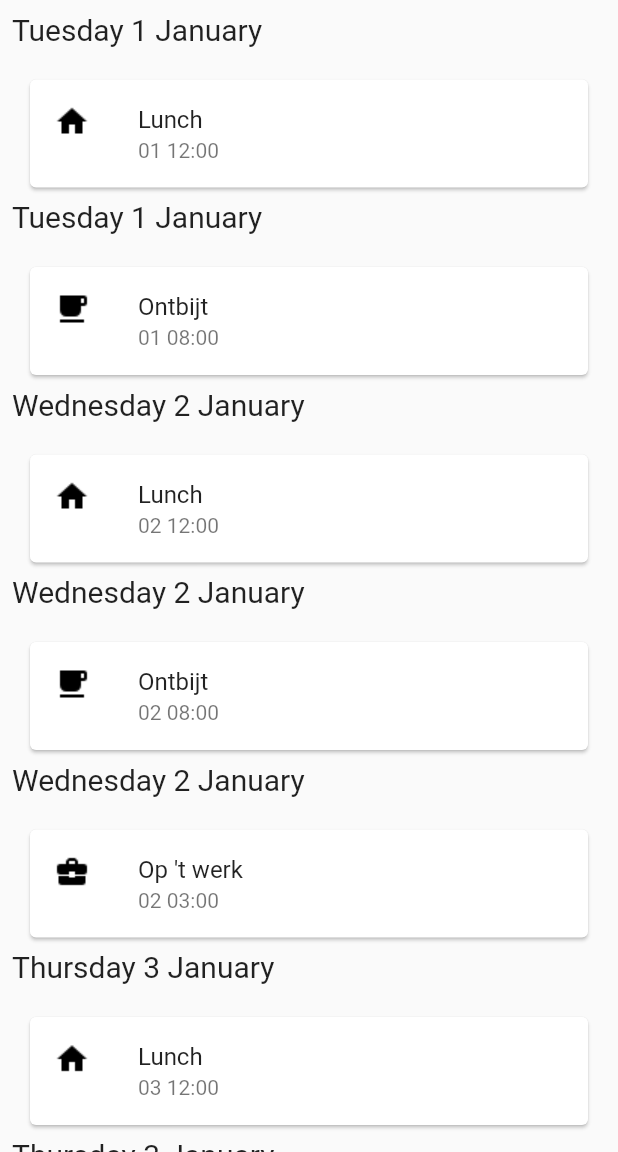
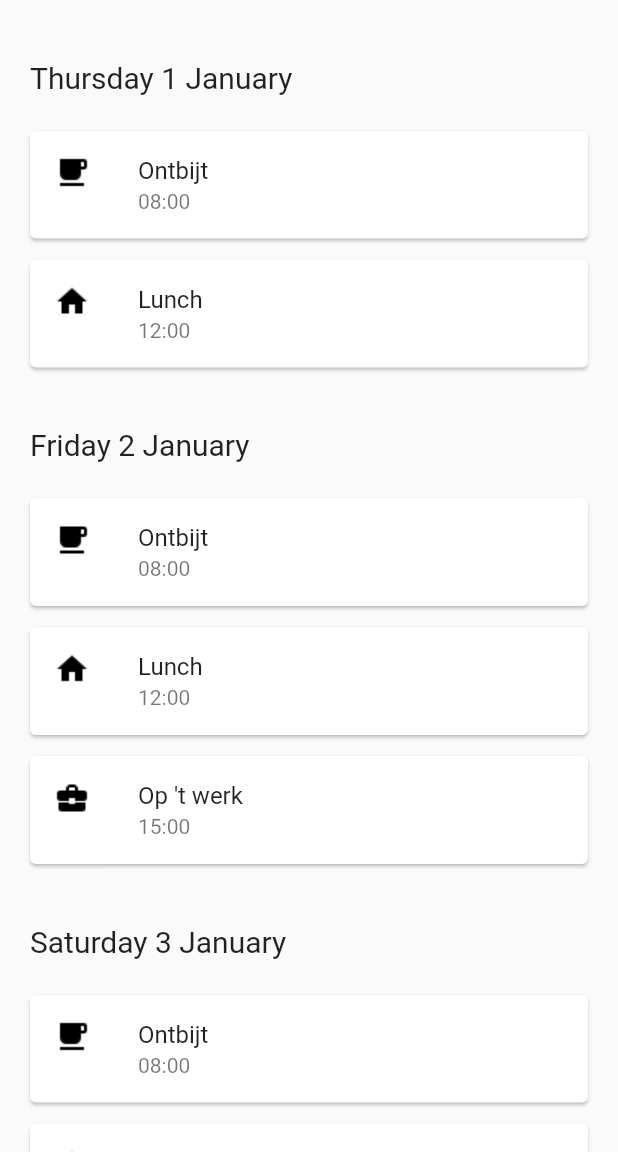
Before and after one commit to RobertAcsinte/medicine_reminder, a Flutter app: the screen it shows after launch, on a phone screen of 412 x 824 dp, the part 84-1236 px from its top. Run offline on Flutter 3.47's test engine with Material 2 defaults, Android fonts, the phone set to English and light mode, and no system bars; drawn by our look-alikes of grouped_list.

Commit message:
Grouping by dates is working | The hours are shown in the 24h format

```diff
--- a/lib/data/MomentApi.dart
+++ b/lib/data/MomentApi.dart
@@ -41,7 +41,7 @@ class Medicine {
 class MomentApi {
 
   static DateTime _formatter(String date){
-    DateTime now = DateFormat("yyy-MM-dd hh:mm").parse(date);
+    DateTime now = DateFormat("yyy-MM-dd HH:mm").parse(date);
     return now;
   }
 
--- a/lib/screens/moment_list/moment_list.dart
+++ b/lib/screens/moment_list/moment_list.dart
@@ -4,7 +4,6 @@ import 'package:intl/intl.dart';
 
 import '../../data/MomentApi.dart';
 import 'moment_tile.dart';
-
 
 class MomentList extends StatefulWidget {
   const MomentList({Key? key}) : super(key: key);
@@ -19,7 +18,6 @@ class _MomentListState extends State<MomentList> {
 
     final list = MomentApi.getMoments();
 
-
     return Scaffold(
       appBar: AppBar(
         elevation: 0.0,
@@ -27,15 +25,15 @@ class _MomentListState extends State<MomentList> {
       ),
       body: GroupedListView<Moment, String>(
         elements: list,
-        groupBy: (element) => element.date.toString(),
-        itemComparator: (item1, item2) =>
-            item1.title!.compareTo(item2.title!),
+        //convert the date into dd MMMM string so it can be grouped into the ascending order by date
+        groupBy: (element) => DateFormat("dd MMMM").format(element.date!),
         order: GroupedListOrder.ASC,
-        useStickyGroupSeparators: true,
+        useStickyGroupSeparators: false,
         groupSeparatorBuilder: (String value) => Padding(
-          padding: const EdgeInsets.all(8.0),
+          padding: const EdgeInsets.fromLTRB(20, 40, 20, 10),
           child: Text(
-            DateFormat("EEEE d MMMM").format(DateFormat("yyyy-MM-dd hh:mm:ss").parse(value)),
+            //convert the date again to show the day of the week in the groups
+            DateFormat("EEEE d MMMM").format(DateFormat("d MMMM").parse(value)),
             style: const TextStyle(fontSize: 20),
           ),
         ),
--- a/lib/screens/moment_list/moment_tile.dart
+++ b/lib/screens/moment_list/moment_tile.dart
@@ -21,7 +21,7 @@ class MomentTile extends StatelessWidget {
             image: AssetImage("assets/${moment.icon!}.png"),
           ),
           title: Text(moment.title!),
-          subtitle: Text(DateFormat("dd hh:mm").format(moment.date!)),
+          subtitle: Text(DateFormat("HH:mm").format(moment.date!)),
         ),
       ),
     );
```
Also changed, not shown: lib/main.dart (+0 -9 lines).
